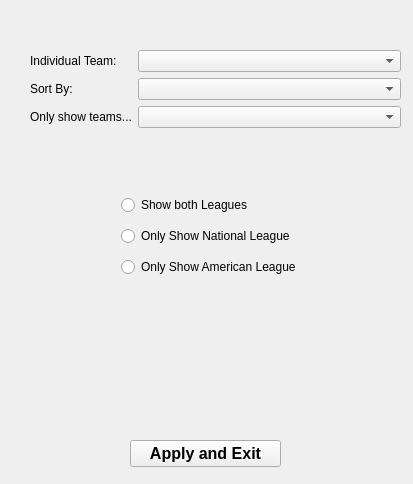
Above: StadiumTourProject/tablefilter.ui from joeyCampbelll/CS1D-Project-2 before the change. Below: the same form after it.
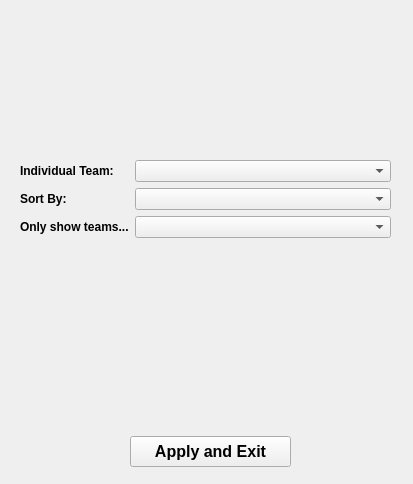
That is the form after the change.

Patch:
```diff
--- a/StadiumTourProject/tablefilter.ui
+++ b/StadiumTourProject/tablefilter.ui
@@ -16,8 +16,8 @@
   <widget class="QWidget" name="layoutWidget">
    <property name="geometry">
     <rect>
-     <x>30</x>
-     <y>50</y>
+     <x>20</x>
+     <y>160</y>
      <width>371</width>
      <height>82</height>
     </rect>
@@ -25,6 +25,13 @@
    <layout class="QFormLayout" name="AddEditGeneralLayout">
     <item row="0" column="0">
      <widget class="QLabel" name="ShapesLabel">
+      <property name="font">
+       <font>
+        <pointsize>9</pointsize>
+        <weight>75</weight>
+        <bold>true</bold>
+       </font>
+      </property>
       <property name="text">
        <string>Individual Team:</string>
       </property>
@@ -35,6 +42,13 @@
     </item>
     <item row="1" column="0">
      <widget class="QLabel" name="ShapeTypeLabel">
+      <property name="font">
+       <font>
+        <pointsize>9</pointsize>
+        <weight>75</weight>
+        <bold>true</bold>
+       </font>
+      </property>
       <property name="text">
        <string>Sort By: </string>
       </property>
@@ -45,6 +59,13 @@
     </item>
     <item row="2" column="0">
      <widget class="QLabel" name="ShapeTypeLabel_2">
+      <property name="font">
+       <font>
+        <pointsize>9</pointsize>
+        <weight>75</weight>
+        <bold>true</bold>
+       </font>
+      </property>
       <property name="text">
        <string>Only show teams...</string>
       </property>
@@ -59,9 +80,9 @@
    <property name="geometry">
     <rect>
      <x>130</x>
-     <y>440</y>
-     <width>151</width>
-     <height>27</height>
+     <y>436</y>
+     <width>161</width>
+     <height>31</height>
     </rect>
    </property>
    <property name="font">
@@ -75,39 +96,6 @@
     <string>Apply and Exit</string>
    </property>
   </widget>
-  <widget class="QWidget" name="gridLayoutWidget">
-   <property name="geometry">
-    <rect>
-     <x>121</x>
-     <y>190</y>
-     <width>201</width>
-     <height>95</height>
-    </rect>
-   </property>
-   <layout class="QGridLayout" name="gridLayout">
-    <item row="0" column="0">
-     <widget class="QRadioButton" name="radioButton_3">
-      <property name="text">
-       <string>Show both Leagues</string>
-      </property>
-     </widget>
-    </item>
-    <item row="1" column="0">
-     <widget class="QRadioButton" name="radioButton">
-      <property name="text">
-       <string>Only Show National League</string>
-      </property>
-     </widget>
-    </item>
-    <item row="2" column="0">
-     <widget class="QRadioButton" name="radioButton_2">
-      <property name="text">
-       <string>Only Show American League</string>
-      </property>
-     </widget>
-    </item>
-   </layout>
-  </widget>
  </widget>
  <resources/>
  <connections/>
```
